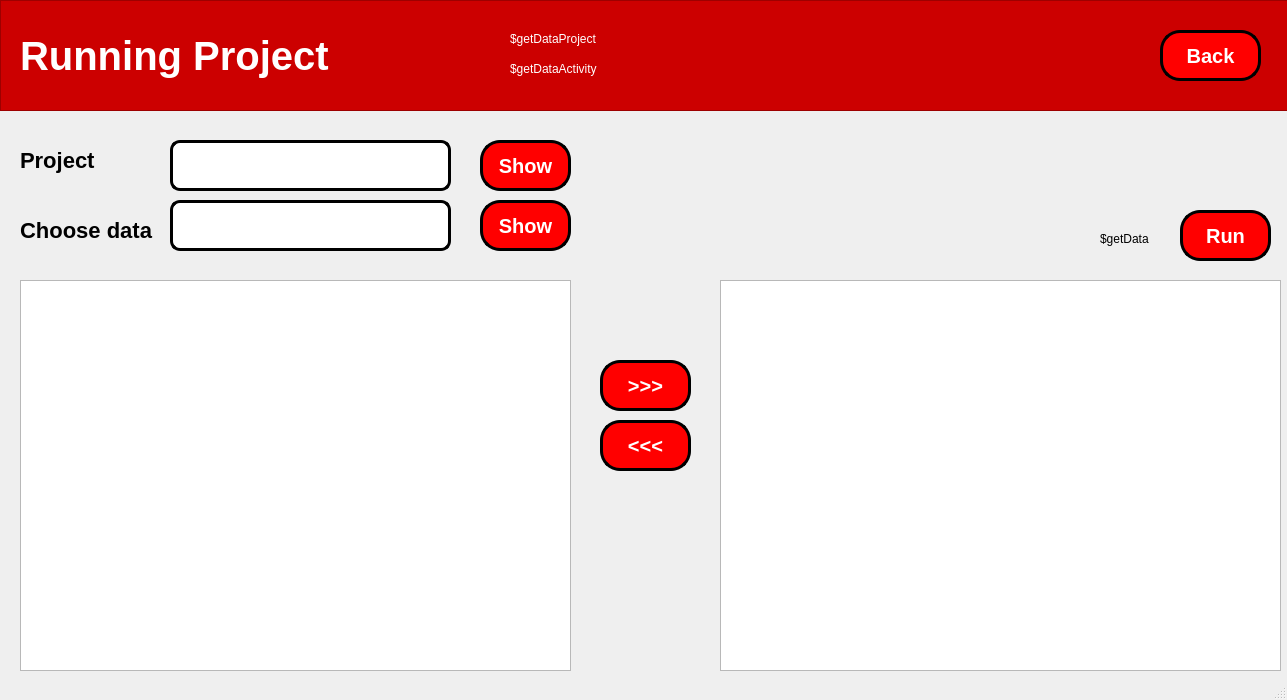
Qt form view.ui (marsel23xxx/rpa-stoneguard) before a commit.
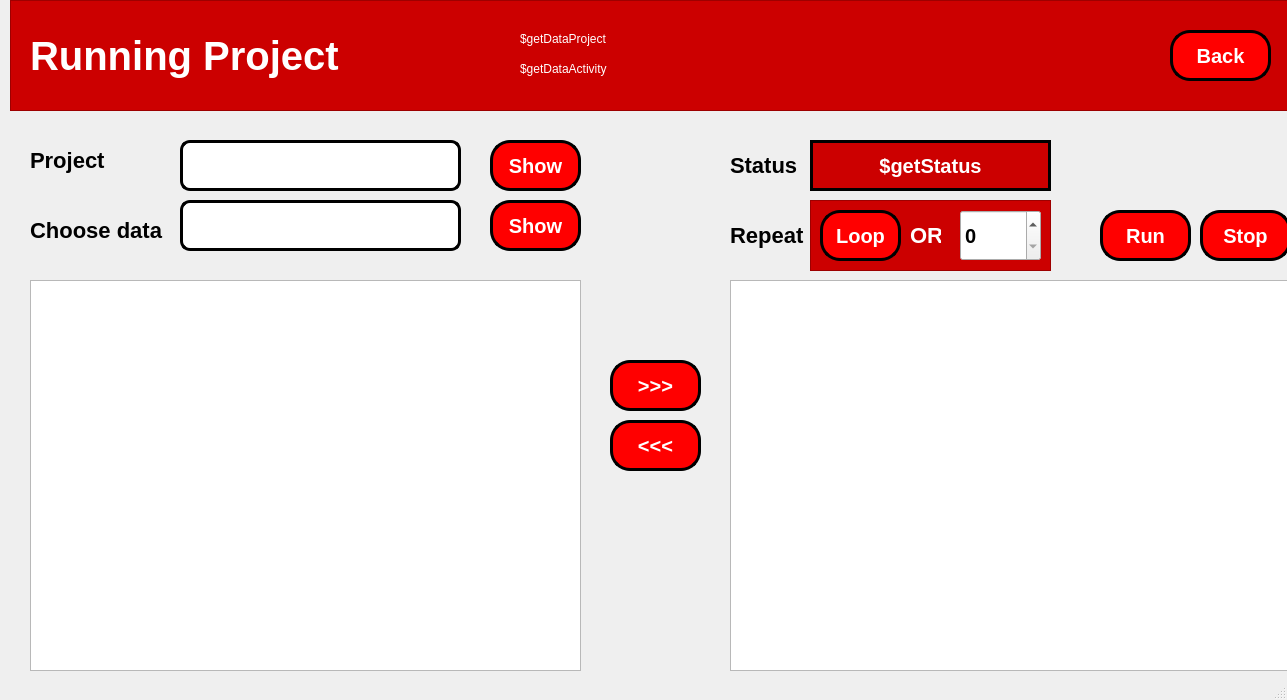
The same form after that commit. The open tabs and pages were chosen to show the change.

Commit message: tambahan fitur loop dan sliderBox

What changed in the file:
```diff
--- a/view.ui
+++ b/view.ui
@@ -17,7 +17,7 @@
    <widget class="QStackedWidget" name="stackedWidget">
     <property name="geometry">
      <rect>
-      <x>0</x>
+      <x>10</x>
       <y>0</y>
       <width>1290</width>
       <height>691</height>
@@ -2606,19 +2606,6 @@
      </widget>
     </widget>
     <widget class="QWidget" name="runProject_6">
-     <widget class="QLabel" name="txtRunningProjectGetData">
-      <property name="geometry">
-       <rect>
-        <x>1100</x>
-        <y>230</y>
-        <width>67</width>
-        <height>17</height>
-       </rect>
-      </property>
-      <property name="text">
-       <string>$getData</string>
-      </property>
-     </widget>
      <widget class="QTableView" name="tbRunningProjectTabel_1">
       <property name="geometry">
        <rect>
@@ -2840,7 +2827,7 @@
      <widget class="QPushButton" name="btRunningProjectRun">
       <property name="geometry">
        <rect>
-        <x>1180</x>
+        <x>1090</x>
         <y>210</y>
         <width>91</width>
         <height>51</height>
@@ -3144,6 +3131,286 @@
        <bool>false</bool>
       </property>
      </widget>
+     <widget class="QLabel" name="label_36">
+      <property name="geometry">
+       <rect>
+        <x>720</x>
+        <y>210</y>
+        <width>81</width>
+        <height>51</height>
+       </rect>
+      </property>
+      <property name="styleSheet">
+       <string notr="true">QLabel {
+	font-size: 22px;
+	font-weight: bold;
+}</string>
+      </property>
+      <property name="text">
+       <string>Repeat</string>
+      </property>
+     </widget>
+     <widget class="QPushButton" name="btRunningProjectStop">
+      <property name="geometry">
+       <rect>
+        <x>1190</x>
+        <y>210</y>
+        <width>91</width>
+        <height>51</height>
+       </rect>
+      </property>
+      <property name="cursor">
+       <cursorShape>PointingHandCursor</cursorShape>
+      </property>
+      <property name="layoutDirection">
+       <enum>Qt::LeftToRight</enum>
+      </property>
+      <property name="styleSheet">
+       <string notr="true">QPushButton {
+	border-radius: 20px;
+	background: red;
+	color: white;
+	font-weight: bold;
+	font-size: 20px;
+	border: 3px solid black;
+  	text-align: center;
+}
+
+QPushButton:hover {
+    background: qradialgradient(
+        cx: 0.3, cy: -0.4, fx: 0.3, fy: -0.4,
+        radius: 1.35, stop: 0 #fff, stop: 1 #bbb
+        );
+	color: black;
+	border: 3px solid black;
+    }
+
+QPushButton:pressed {
+    border-style: inset;
+    background: qradialgradient(
+        cx: 0.4, cy: -0.1, fx: 0.4, fy: -0.1,
+        radius: 1.35, stop: 0 #fff, stop: 1 #ddd
+        );
+    }
+
+QPushButton::icon {
+    margin-bottom: 5px; 
+}
+</string>
+      </property>
+      <property name="text">
+       <string>Stop</string>
+      </property>
+      <property name="iconSize">
+       <size>
+        <width>50</width>
+        <height>50</height>
+       </size>
+      </property>
+      <property name="flat">
+       <bool>false</bool>
+      </property>
+     </widget>
+     <widget class="QFrame" name="frame_10">
+      <property name="geometry">
+       <rect>
+        <x>800</x>
+        <y>200</y>
+        <width>241</width>
+        <height>71</height>
+       </rect>
+      </property>
+      <property name="styleSheet">
+       <string notr="true">QFrame {
+	background: rgb(173, 127, 168)rgb(204, 0, 0)
+}</string>
+      </property>
+      <property name="frameShape">
+       <enum>QFrame::StyledPanel</enum>
+      </property>
+      <property name="frameShadow">
+       <enum>QFrame::Raised</enum>
+      </property>
+      <widget class="QSpinBox" name="spRunningProjectLoop">
+       <property name="geometry">
+        <rect>
+         <x>150</x>
+         <y>10</y>
+         <width>81</width>
+         <height>51</height>
+        </rect>
+       </property>
+       <property name="styleSheet">
+        <string notr="true">QSpinBox {
+	font-size: 20px;
+	font-weight: bold;
+}</string>
+       </property>
+      </widget>
+      <widget class="QPushButton" name="btRunningProjectLoop">
+       <property name="geometry">
+        <rect>
+         <x>10</x>
+         <y>10</y>
+         <width>81</width>
+         <height>51</height>
+        </rect>
+       </property>
+       <property name="cursor">
+        <cursorShape>PointingHandCursor</cursorShape>
+       </property>
+       <property name="layoutDirection">
+        <enum>Qt::LeftToRight</enum>
+       </property>
+       <property name="styleSheet">
+        <string notr="true">QPushButton {
+	border-radius: 20px;
+	background: red;
+	color: white;
+	font-weight: bold;
+	font-size: 20px;
+	border: 3px solid black;
+  	text-align: center;
+}
+
+QPushButton:hover {
+    background: qradialgradient(
+        cx: 0.3, cy: -0.4, fx: 0.3, fy: -0.4,
+        radius: 1.35, stop: 0 #fff, stop: 1 #bbb
+        );
+	color: black;
+	border: 3px solid black;
+    }
+
+QPushButton:pressed {
+    border-style: inset;
+    background: qradialgradient(
+        cx: 0.4, cy: -0.1, fx: 0.4, fy: -0.1,
+        radius: 1.35, stop: 0 #fff, stop: 1 #ddd
+        );
+    }
+
+QPushButton::icon {
+    margin-bottom: 5px; 
+}
+</string>
+       </property>
+       <property name="text">
+        <string>Loop</string>
+       </property>
+       <property name="iconSize">
+        <size>
+         <width>50</width>
+         <height>50</height>
+        </size>
+       </property>
+       <property name="flat">
+        <bool>false</bool>
+       </property>
+      </widget>
+      <widget class="QLabel" name="label_37">
+       <property name="geometry">
+        <rect>
+         <x>100</x>
+         <y>10</y>
+         <width>31</width>
+         <height>51</height>
+        </rect>
+       </property>
+       <property name="styleSheet">
+        <string notr="true">QLabel {
+	font-size: 22px;
+	font-weight: bold;
+   color: white;
+}</string>
+       </property>
+       <property name="text">
+        <string>OR</string>
+       </property>
+      </widget>
+     </widget>
+     <widget class="QLabel" name="label_38">
+      <property name="geometry">
+       <rect>
+        <x>720</x>
+        <y>140</y>
+        <width>81</width>
+        <height>51</height>
+       </rect>
+      </property>
+      <property name="styleSheet">
+       <string notr="true">QLabel {
+	font-size: 22px;
+	font-weight: bold;
+}</string>
+      </property>
+      <property name="text">
+       <string>Status</string>
+      </property>
+     </widget>
+     <widget class="QPushButton" name="btRunningProjectStatus">
+      <property name="enabled">
+       <bool>false</bool>
+      </property>
+      <property name="geometry">
+       <rect>
+        <x>800</x>
+        <y>140</y>
+        <width>241</width>
+        <height>51</height>
+       </rect>
+      </property>
+      <property name="cursor">
+       <cursorShape>PointingHandCursor</cursorShape>
+      </property>
+      <property name="layoutDirection">
+       <enum>Qt::LeftToRight</enum>
+      </property>
+      <property name="styleSheet">
+       <string notr="true">QPushButton {
+	background: rgb(204, 0, 0);
+	color: white;
+	font-weight: bold;
+	font-size: 20px;
+	border: 3px solid black;
+  	text-align: center;
+}
+
+QPushButton:hover {
+    background: qradialgradient(
+        cx: 0.3, cy: -0.4, fx: 0.3, fy: -0.4,
+        radius: 1.35, stop: 0 #fff, stop: 1 #bbb
+        );
+	color: black;
+	border: 3px solid black;
+    }
+
+QPushButton:pressed {
+    border-style: inset;
+    background: qradialgradient(
+        cx: 0.4, cy: -0.1, fx: 0.4, fy: -0.1,
+        radius: 1.35, stop: 0 #fff, stop: 1 #ddd
+        );
+    }
+
+QPushButton::icon {
+    margin-bottom: 5px; 
+}
+</string>
+      </property>
+      <property name="text">
+       <string>$getStatus</string>
+      </property>
+      <property name="iconSize">
+       <size>
+        <width>50</width>
+        <height>50</height>
+       </size>
+      </property>
+      <property name="flat">
+       <bool>false</bool>
+      </property>
+     </widget>
     </widget>
     <widget class="QWidget" name="getProject_7">
      <widget class="QTableView" name="tbChooseProjectTabel">
```
Left out of the diff: 2 changed lines with no effect on the pictures. The commit also changes 4 other files.
